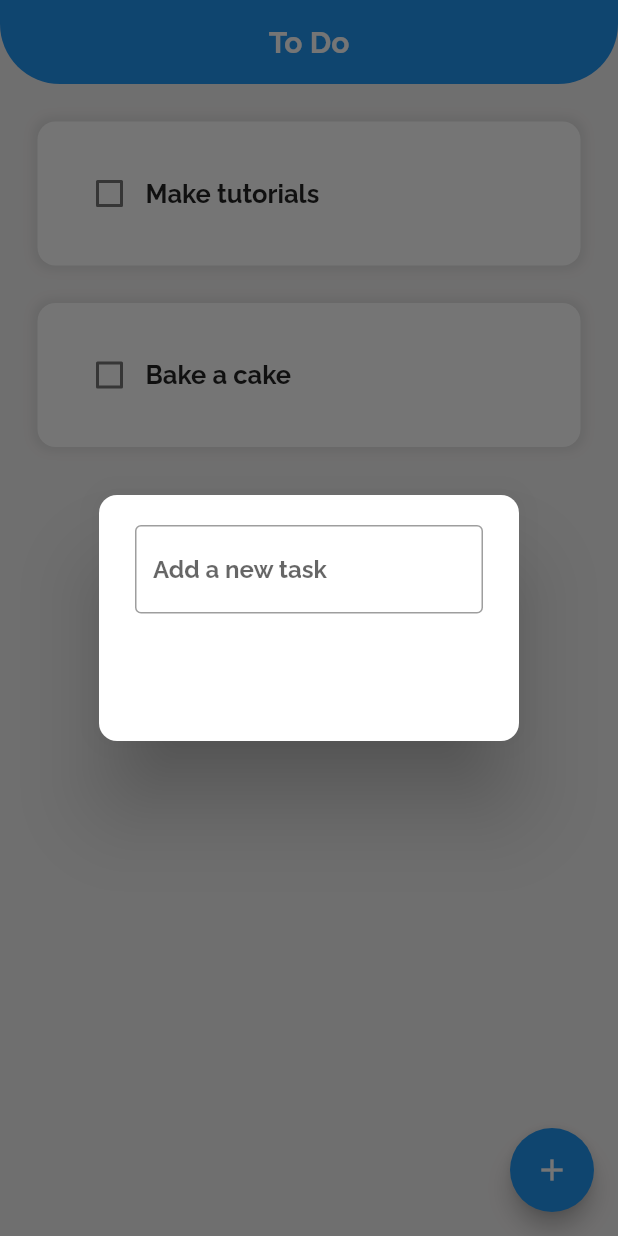
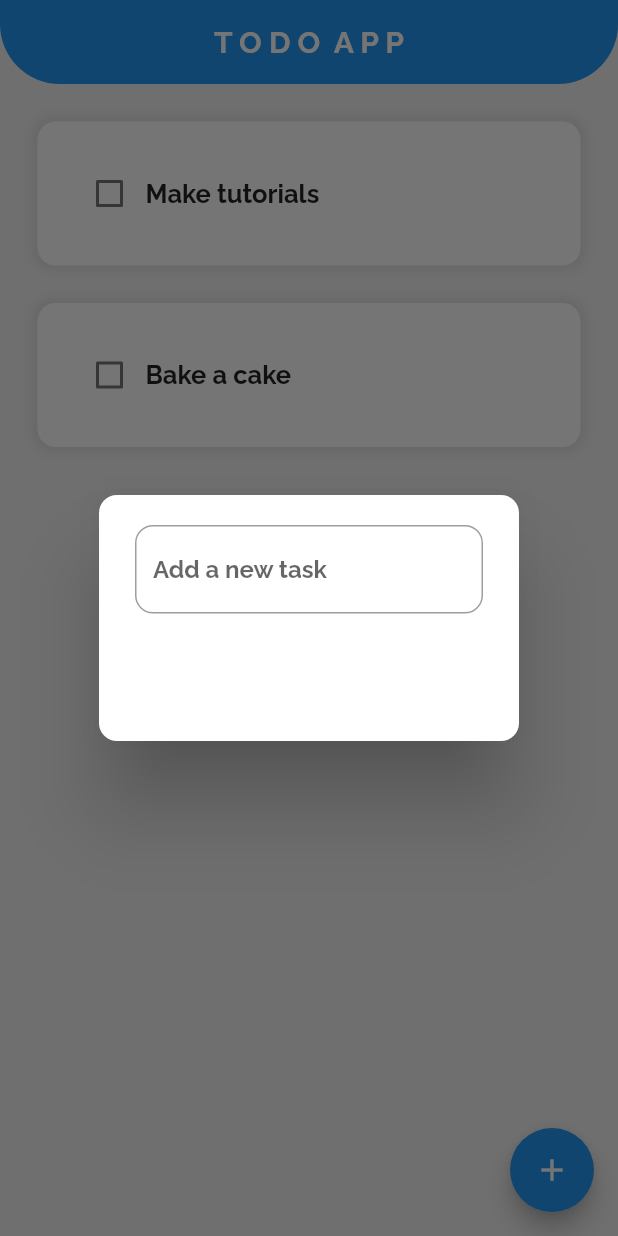
Before and after one commit to Dushani-Ranasinghe/todo_app, a Flutter app: the screen it shows after launch, after a tap on the "add" icon, on a phone screen of 412 x 824 dp. Run offline on Flutter 3.47's test engine with Material 2 defaults, Android fonts, the phone set to English and light mode, and no system bars.

Commit message:
minor changes

```diff
--- a/lib/pages/home_page.dart
+++ b/lib/pages/home_page.dart
@@ -36,8 +36,9 @@ class _MyHomePageState extends State<MyHomePage> {
                 children: [
                   TextField(
                     decoration: InputDecoration(
-                      border: OutlineInputBorder(),
+                      border: OutlineInputBorder(borderRadius: BorderRadius.circular(12.0),),
                       hintText: "Add a new task",
+
                     ),
                   ),
                   Row()
@@ -55,7 +56,7 @@ class _MyHomePageState extends State<MyHomePage> {
         backgroundColor: Color.fromARGB(255, 243, 241, 241),
         appBar: AppBar(
           elevation: 0,
-          title: Center(child: Text("To Do")),
+          title: Center(child: Text("T O D O  A P P")),
           shape: RoundedRectangleBorder(
               borderRadius: BorderRadius.vertical(bottom: Radius.circular(40))),
         ),
```
